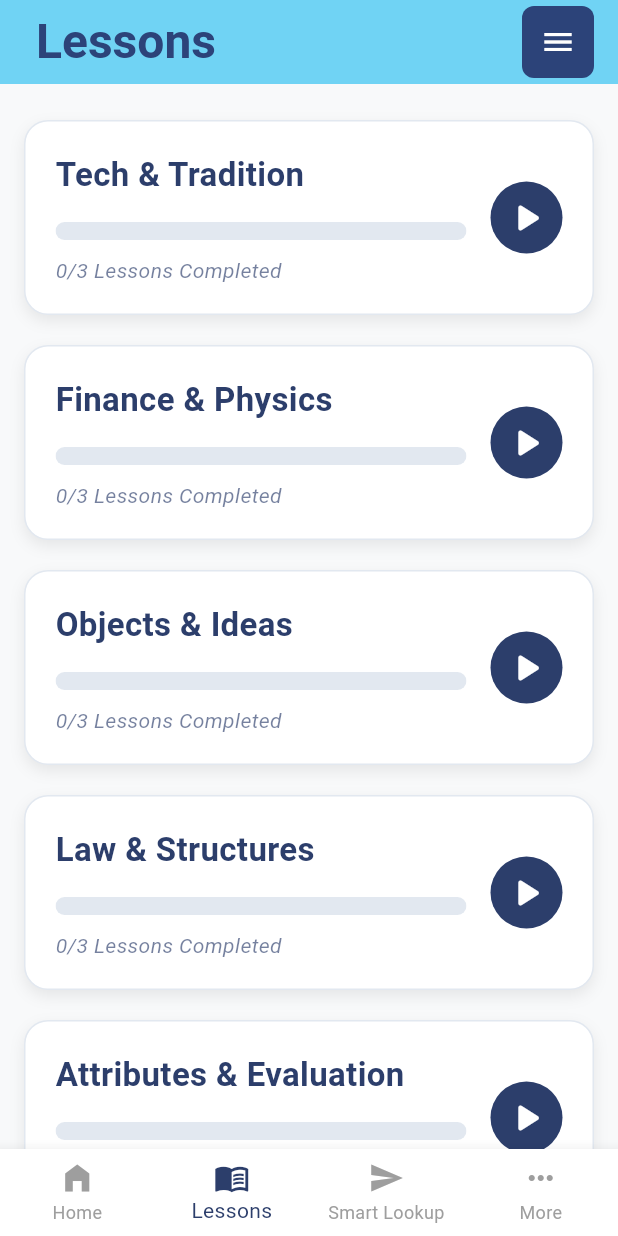
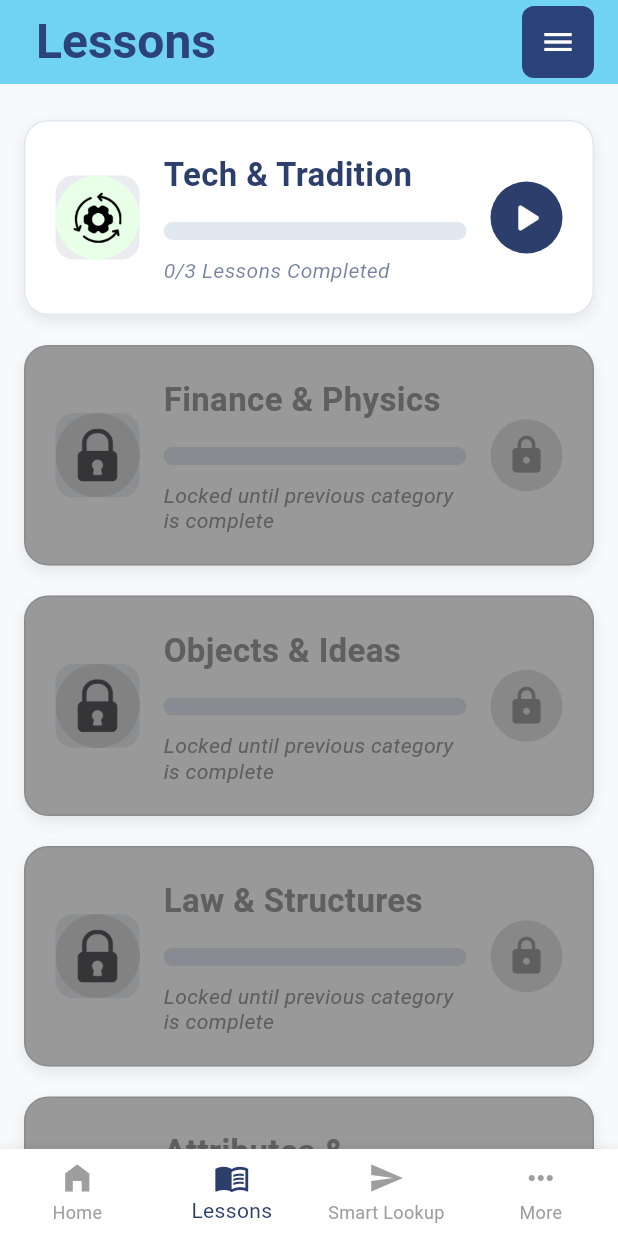
Before and after one commit to kempisjanvher-boop/Smart-Sense-Tutor, a Flutter app: the LessonData screen opened directly, on a phone screen of 412 x 824 dp. Run offline on Flutter 3.47's test engine with Material 3 defaults, Android fonts, the phone set to English and light mode, and no system bars; our stand-ins replace cloud_firestore, firebase_auth, firebase_core; accounts and stored records are empty.

Commit message:
Polishing and home, lessons icon update

```diff
--- a/lib/lessondata.dart
+++ b/lib/lessondata.dart
@@ -43,6 +43,16 @@ class _LessonDataState extends State<LessonData> {
     "Actions & Movement",
     "Directions & Space",
   ];
+
+  static const Map<String, String> _categoryIcons = {
+    "Tech & Tradition": "asset/tech_tradition_icon.png",
+    "Finance & Physics": "asset/finance_physics_icon.png",
+    "Objects & Ideas": "asset/objects_ideas_icon.png",
+    "Law & Structures": "asset/law_structures_icon.png",
+    "Attributes & Evaluation": "asset/attributes_evaluation_icon.png",
+    "Actions & Movement": "asset/actions_movement_icon.png",
+    "Directions & Space": "asset/directions_space_icon.png",
+  };
 
   @override
   void didChangeDependencies() {
@@ -162,11 +172,23 @@ class _LessonDataState extends State<LessonData> {
     );
   }
 
+  bool _isCategoryLocked(String categoryTitle) {
+    final index = _categoryTitles.indexOf(categoryTitle);
+    if (index <= 0) return false; // First category is never locked
+
+    final previousCategory = _categoryTitles[index - 1];
+    final progress = ProgressService();
+    return !progress.isCategoryCompleted(previousCategory);
+  }
+
   Widget _buildLessonCard(LessonCategory category) {
     final theme = CategoryVisualTheme.forCategory(category.title);
+    final isLocked = _isCategoryLocked(category.title);
+    final iconPath = _categoryIcons[category.title];
+    final displayIcon = isLocked ? "asset/lock_category_image.png" : iconPath;
 
     return GestureDetector(
-      onTap: () {
+      onTap: isLocked ? null : () {
         Navigator.push(
           context,
           MaterialPageRoute(
@@ -176,7 +198,9 @@ class _LessonDataState extends State<LessonData> {
           ),
         );
       },
-      child: Container(
+      child: Stack(
+        children: [
+          Container(
             decoration: BoxDecoration(
               color: AppPalette.surface,
               borderRadius: BorderRadius.circular(16),
@@ -193,6 +217,28 @@ class _LessonDataState extends State<LessonData> {
             child: Row(
               crossAxisAlignment: CrossAxisAlignment.center,
               children: [
+                // Category Icon
+                Container(
+                  width: 56,
+                  height: 56,
+                  decoration: BoxDecoration(
+                    color: theme.primary.withValues(alpha: 0.1),
+                    borderRadius: BorderRadius.circular(12),
+                  ),
+                  child: displayIcon != null
+                      ? Image.asset(
+                          displayIcon,
+                          width: 36,
+                          height: 36,
+                          fit: BoxFit.contain,
+                        )
+                      : Icon(
+                          Icons.category,
+                          color: theme.primary,
+                          size: 32,
+                        ),
+                ),
+                const SizedBox(width: 16),
                 Expanded(
                   child: Column(
                     crossAxisAlignment: CrossAxisAlignment.start,
@@ -202,26 +248,29 @@ class _LessonDataState extends State<LessonData> {
                         style: TextStyle(
                           fontSize: 22,
                           fontWeight: FontWeight.bold,
-                      color: theme.titleText,
+                          color: isLocked ? Colors.grey : theme.titleText,
                         ),
                       ),
                       const SizedBox(height: 16),
                       ClipRRect(
                         borderRadius: BorderRadius.circular(10),
                         child: LinearProgressIndicator(
-                      value: category.progressPercentage,
+                          value: isLocked ? 0.0 : category.progressPercentage,
                           backgroundColor: AppPalette.border,
-                      valueColor:
-                      AlwaysStoppedAnimation<Color>(AppPalette.accent),
+                          valueColor: AlwaysStoppedAnimation<Color>(
+                            isLocked ? Colors.grey : AppPalette.accent,
+                          ),
                           minHeight: 12,
                         ),
                       ),
                       const SizedBox(height: 12),
                       Text(
-                    "${category.completedLessons}/${category.totalLessons} Lessons Completed",
+                        isLocked
+                            ? "Locked until previous category is complete"
+                            : "${category.completedLessons}/${category.totalLessons} Lessons Completed",
                         style: TextStyle(
                           fontSize: 14,
-                      color: theme.titleText.withValues(alpha: 0.65),
+                          color: isLocked ? Colors.grey : theme.titleText.withValues(alpha: 0.65),
                           fontStyle: FontStyle.italic,
                           height: 1.2,
                         ),
@@ -230,6 +279,7 @@ class _LessonDataState extends State<LessonData> {
                   ),
                 ),
                 const SizedBox(width: 16),
+                if (!isLocked)
                   Container(
                     width: 48,
                     height: 48,
@@ -242,10 +292,35 @@ class _LessonDataState extends State<LessonData> {
                       color: theme.onPrimary,
                       size: 32,
                     ),
+                  )
+                else
+                  Container(
+                    width: 48,
+                    height: 48,
+                    decoration: BoxDecoration(
+                      color: Colors.grey.withValues(alpha: 0.3),
+                      shape: BoxShape.circle,
+                    ),
+                    child: Icon(
+                      Icons.lock,
+                      color: Colors.grey,
+                      size: 28,
+                    ),
                   ),
               ],
             ),
           ),
+          if (isLocked)
+            Positioned.fill(
+              child: Container(
+                decoration: BoxDecoration(
+                  borderRadius: BorderRadius.circular(16),
+                  color: Colors.black.withValues(alpha: 0.4),
+                ),
+              ),
+            ),
+        ],
+      ),
     );
   }
 }
```
Also changed, not shown: lib/homescreen.dart (+69 -7 lines), pubspec.yaml (+8 -0 lines), asset/actions_movement_icon.png (added), asset/attributes_evaluation_icon.png (added), asset/directions_space_icon.png (added), asset/finance_physics_icon.png (added), asset/law_structures_icon.png (added), asset/lock_category_image.png (added), asset/objects_ideas_icon.png (added), asset/tech_tradition_icon.png (added), firebase.json, lib/firebase_options.dart. Lines whose indentation alone changed are shown as unchanged.
